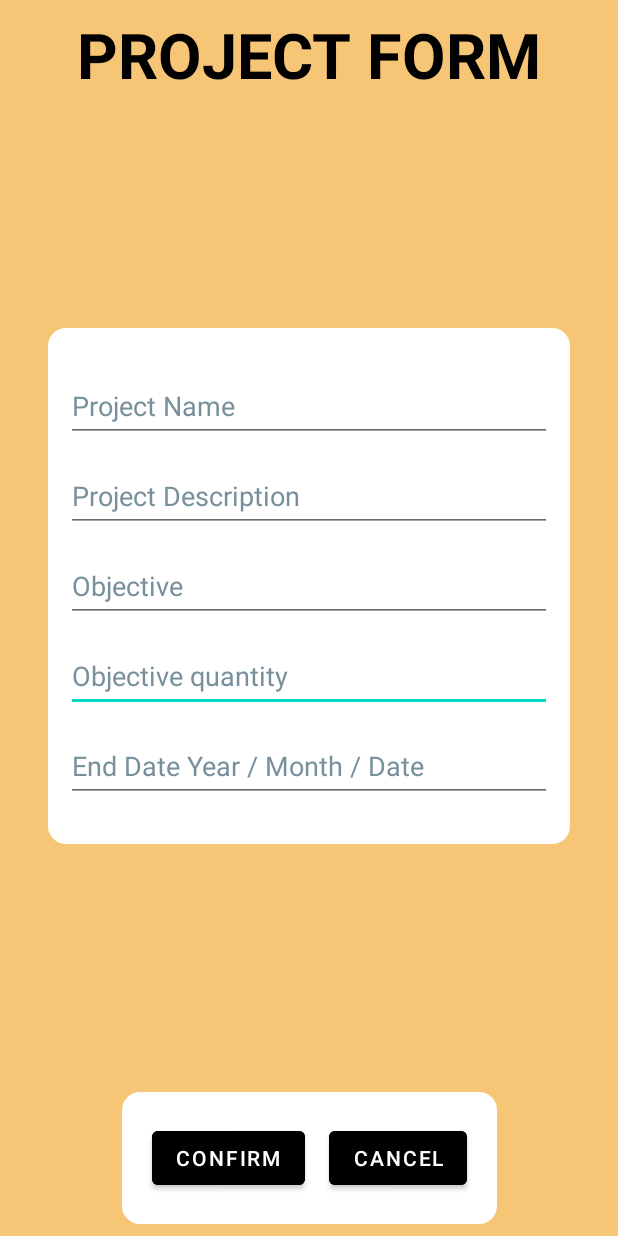
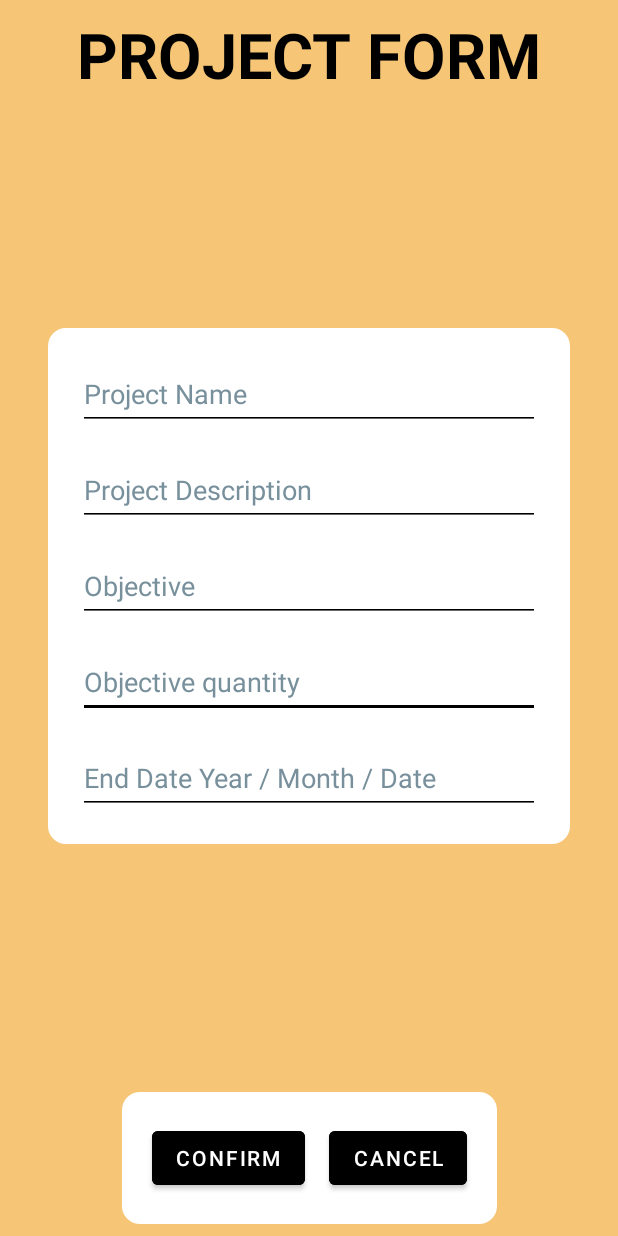
Before and after one commit to Kilne/TimeIsApp, an Android app: the CreateProjectActivity screen opened directly, with no data from a screen before it, on a phone screen of 412 x 824 dp. Run offline under Robolectric (Android 15) with nearby library versions, the phone set to English and light mode, and no system bars.

```diff
--- a/app/src/main/res/layout-land/project_form.xml
+++ b/app/src/main/res/layout-land/project_form.xml
@@ -41,13 +41,15 @@
 
         <EditText
             android:id="@+id/objective_number"
-            android:layout_width="wrap_content"
+            android:layout_width="0dp"
             android:layout_height="wrap_content"
             android:autofillHints=""
+            android:backgroundTint="@color/black"
             android:ems="10"
             android:hint="@string/p_objective_quantity"
             android:inputType="numberSigned"
             android:minHeight="48dp"
+            android:textColor="@color/black"
             android:textColorHint="#757575"
             app:layout_constraintBottom_toBottomOf="@+id/objective_text"
             app:layout_constraintEnd_toEndOf="parent"
@@ -57,13 +59,15 @@
 
         <EditText
             android:id="@+id/objective_date"
-            android:layout_width="wrap_content"
+            android:layout_width="0dp"
             android:layout_height="wrap_content"
             android:autofillHints=""
+            android:backgroundTint="@color/black"
             android:ems="10"
             android:hint="@string/p_end_date"
             android:inputType="date"
             android:minHeight="48dp"
+            android:textColor="@color/black"
             android:textColorHint="#757575"
             app:layout_constraintBottom_toBottomOf="parent"
             app:layout_constraintEnd_toEndOf="parent"
@@ -72,13 +76,15 @@
 
         <EditText
             android:id="@+id/objective_text"
-            android:layout_width="wrap_content"
+            android:layout_width="0dp"
             android:layout_height="wrap_content"
             android:autofillHints=""
+            android:backgroundTint="@color/black"
             android:ems="10"
             android:hint="@string/p_objective_text"
             android:inputType="textPersonName"
             android:minHeight="48dp"
+            android:textColor="@color/black"
             android:textColorHint="#757575"
             app:layout_constraintBottom_toTopOf="@+id/objective_date"
             app:layout_constraintEnd_toStartOf="@+id/objective_number"
@@ -88,13 +94,15 @@
 
         <EditText
             android:id="@+id/project_decription"
-            android:layout_width="wrap_content"
+            android:layout_width="0dp"
             android:layout_height="wrap_content"
             android:autofillHints=""
+            android:backgroundTint="@color/black"
             android:ems="10"
             android:hint="@string/p_description"
             android:inputType="textPersonName"
             android:minHeight="48dp"
+            android:textColor="@color/black"
             android:textColorHint="#757575"
             app:layout_constraintBottom_toBottomOf="@+id/project_name_field"
             app:layout_constraintEnd_toEndOf="parent"
@@ -104,13 +112,15 @@
 
         <EditText
             android:id="@+id/project_name_field"
-            android:layout_width="wrap_content"
+            android:layout_width="0dp"
             android:layout_height="wrap_content"
             android:autofillHints=""
+            android:backgroundTint="@color/black"
             android:ems="10"
             android:hint="@string/p_name"
             android:inputType="textPersonName"
             android:minHeight="48dp"
+            android:textColor="@color/black"
             android:textColorHint="#757575"
             app:layout_constraintBottom_toTopOf="@+id/objective_text"
             app:layout_constraintEnd_toStartOf="@+id/project_decription"
@@ -138,6 +148,7 @@
             android:layout_marginEnd="8dp"
             android:backgroundTint="@color/black"
             android:text="@string/cancel"
+            android:textColor="@color/white"
             app:layout_constraintBottom_toBottomOf="@+id/confirm_project_creation_button"
             app:layout_constraintEnd_toEndOf="parent"
             app:layout_constraintHorizontal_bias="0.5"
@@ -155,6 +166,7 @@
             android:layout_marginBottom="8dp"
             android:backgroundTint="@color/black"
             android:text="@string/confirm"
+            android:textColor="@color/white"
             app:layout_constraintBottom_toBottomOf="parent"
             app:layout_constraintEnd_toStartOf="@+id/cancel_project_creation_button"
             app:layout_constraintHorizontal_bias="0.5"
--- a/app/src/main/res/layout/empty_card.xml
+++ b/app/src/main/res/layout/empty_card.xml
@@ -14,6 +14,8 @@
         android:layout_marginTop="8dp"
         android:layout_marginEnd="8dp"
         android:layout_marginBottom="8dp"
+        android:background="@color/white"
+        app:cardBackgroundColor="@color/white"
         app:cardCornerRadius="8dp"
         app:cardElevation="8dp"
         app:cardPreventCornerOverlap="true"
@@ -40,6 +42,7 @@
                 android:text="@string/No_projects"
                 android:textAlignment="center"
                 android:textAppearance="@style/TextAppearance.AppCompat.Large"
+                android:textColor="@color/black"
                 android:textSize="24sp"
                 android:textStyle="bold"
                 android:typeface="normal"
--- a/app/src/main/res/layout/home_layout.xml
+++ b/app/src/main/res/layout/home_layout.xml
@@ -84,6 +84,7 @@
             android:layout_marginEnd="8dp"
             android:backgroundTint="@color/black"
             android:text="@string/add_project"
+            android:textColor="@color/white"
             app:layout_constraintBottom_toTopOf="@+id/confirm_delete"
             app:layout_constraintEnd_toStartOf="@+id/delete_button"
             app:layout_constraintHorizontal_bias="0.5"
@@ -99,6 +100,7 @@
             android:backgroundTint="@color/black"
             android:minHeight="48dp"
             android:text="@string/delete"
+            android:textColor="@color/white"
             app:layout_constraintBottom_toTopOf="@+id/cancel_button"
             app:layout_constraintEnd_toEndOf="parent"
             app:layout_constraintHorizontal_bias="0.5"
@@ -160,6 +162,7 @@
             android:layout_marginEnd="8dp"
             android:backgroundTint="@color/black"
             android:text="@string/logout"
+            android:textColor="@color/white"
             app:layout_constraintBottom_toBottomOf="parent"
             app:layout_constraintEnd_toStartOf="@+id/profile_button"
             app:layout_constraintHorizontal_bias="0.5"
@@ -174,6 +177,7 @@
             android:layout_marginStart="8dp"
             android:backgroundTint="@color/black"
             android:text="@string/profile"
+            android:textColor="@color/white"
             app:layout_constraintBottom_toBottomOf="parent"
             app:layout_constraintEnd_toEndOf="parent"
             app:layout_constraintHorizontal_bias="0.5"
--- a/app/src/main/res/layout/project_form.xml
+++ b/app/src/main/res/layout/project_form.xml
@@ -43,15 +43,19 @@
             android:id="@+id/objective_number"
             android:layout_width="0dp"
             android:layout_height="wrap_content"
-            android:layout_marginTop="12dp"
+            android:layout_marginStart="8dp"
+            android:layout_marginEnd="8dp"
+            android:layout_marginBottom="16dp"
             android:autofillHints=""
+            android:backgroundTint="@color/black"
             android:ems="10"
             android:hint="@string/p_objective_quantity"
             android:inputType="number"
             android:minHeight="48dp"
+            android:textColor="@color/black"
             android:textColorHint="#78909C"
+            app:layout_constraintBottom_toTopOf="@+id/objective_date"
             app:layout_constraintEnd_toEndOf="parent"
-            app:layout_constraintHorizontal_bias="0.5"
             app:layout_constraintStart_toStartOf="parent"
             app:layout_constraintTop_toBottomOf="@+id/objective_text" />
 
@@ -59,17 +63,19 @@
             android:id="@+id/objective_date"
             android:layout_width="0dp"
             android:layout_height="wrap_content"
-            android:layout_marginTop="12dp"
-            android:layout_marginBottom="16dp"
+            android:layout_marginStart="8dp"
+            android:layout_marginEnd="8dp"
+            android:layout_marginBottom="8dp"
             android:autofillHints=""
+            android:backgroundTint="@color/black"
             android:ems="10"
             android:hint="@string/p_end_date"
             android:inputType="date"
             android:minHeight="48dp"
+            android:textColor="@color/black"
             android:textColorHint="#78909C"
             app:layout_constraintBottom_toBottomOf="parent"
             app:layout_constraintEnd_toEndOf="parent"
-            app:layout_constraintHorizontal_bias="0.5"
             app:layout_constraintStart_toStartOf="parent"
             app:layout_constraintTop_toBottomOf="@+id/objective_number" />
 
@@ -77,15 +83,19 @@
             android:id="@+id/objective_text"
             android:layout_width="0dp"
             android:layout_height="wrap_content"
-            android:layout_marginTop="12dp"
+            android:layout_marginStart="8dp"
+            android:layout_marginEnd="8dp"
+            android:layout_marginBottom="16dp"
             android:autofillHints=""
+            android:backgroundTint="@color/black"
             android:ems="10"
             android:hint="@string/p_objective_text"
             android:inputType="textPersonName"
             android:minHeight="48dp"
+            android:textColor="@color/black"
             android:textColorHint="#78909C"
+            app:layout_constraintBottom_toTopOf="@+id/objective_number"
             app:layout_constraintEnd_toEndOf="parent"
-            app:layout_constraintHorizontal_bias="0.5"
             app:layout_constraintStart_toStartOf="parent"
             app:layout_constraintTop_toBottomOf="@+id/project_decription" />
 
@@ -93,15 +103,19 @@
             android:id="@+id/project_decription"
             android:layout_width="0dp"
             android:layout_height="wrap_content"
-            android:layout_marginTop="12dp"
+            android:layout_marginStart="8dp"
+            android:layout_marginEnd="8dp"
+            android:layout_marginBottom="16dp"
             android:autofillHints=""
+            android:backgroundTint="@color/black"
             android:ems="10"
             android:hint="@string/p_description"
             android:inputType="textPersonName"
             android:minHeight="48dp"
+            android:textColor="@color/black"
             android:textColorHint="#78909C"
+            app:layout_constraintBottom_toTopOf="@+id/objective_text"
             app:layout_constraintEnd_toEndOf="parent"
-            app:layout_constraintHorizontal_bias="0.5"
             app:layout_constraintStart_toStartOf="parent"
             app:layout_constraintTop_toBottomOf="@+id/project_name_field" />
 
@@ -109,15 +123,20 @@
             android:id="@+id/project_name_field"
             android:layout_width="0dp"
             android:layout_height="wrap_content"
-            android:layout_marginTop="16dp"
+            android:layout_marginStart="8dp"
+            android:layout_marginTop="8dp"
+            android:layout_marginEnd="8dp"
+            android:layout_marginBottom="16dp"
             android:autofillHints=""
+            android:backgroundTint="@color/black"
             android:ems="10"
             android:hint="@string/p_name"
             android:inputType="textPersonName"
             android:minHeight="48dp"
+            android:textColor="@color/black"
             android:textColorHint="#78909C"
+            app:layout_constraintBottom_toTopOf="@+id/project_decription"
             app:layout_constraintEnd_toEndOf="parent"
-            app:layout_constraintHorizontal_bias="0.5"
             app:layout_constraintStart_toStartOf="parent"
             app:layout_constraintTop_toTopOf="parent" />
 
@@ -141,6 +160,7 @@
             android:layout_marginEnd="8dp"
             android:backgroundTint="@color/black"
             android:text="@string/cancel"
+            android:textColor="@color/white"
             app:layout_constraintBottom_toBottomOf="@+id/confirm_project_creation_button"
             app:layout_constraintEnd_toEndOf="parent"
             app:layout_constraintHorizontal_bias="0.5"
@@ -158,6 +178,7 @@
             android:layout_marginBottom="8dp"
             android:backgroundTint="@color/black"
             android:text="@string/confirm"
+            android:textColor="@color/white"
             app:layout_constraintBottom_toBottomOf="parent"
             app:layout_constraintEnd_toStartOf="@+id/cancel_project_creation_button"
             app:layout_constraintHorizontal_bias="0.5"
```
Also changed, not shown: app/src/main/java/com/example/timeisapp/HomeActivity.kt (+10 -3 lines), app/src/main/res/layout-land/project_details.xml (+24 -0 lines), app/src/main/res/layout-land/user_profile.xml (+13 -4 lines), app/src/main/res/layout/activity_main.xml (+13 -7 lines), app/src/main/res/layout/card_element.xml (+9 -3 lines), app/src/main/res/layout/login_layout.xml (+18 -13 lines), app/src/main/res/layout/project_details.xml (+34 -10 lines), app/src/main/res/layout/register_layout.xml (+22 -9 lines), app/src/main/res/layout/user_profile.xml (+12 -3 lines).
